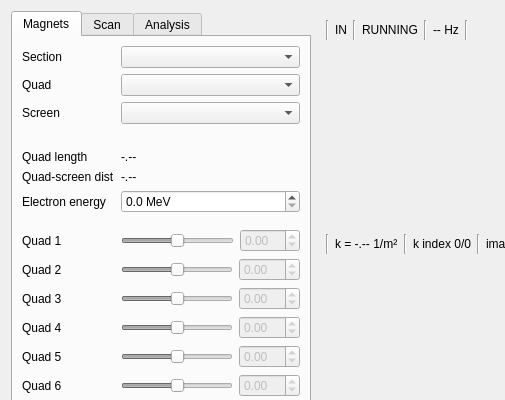
First picture: the form in quadscan_gui_onerow_v2.ui, repository filiplindau/QuadScan, before the edit; both pictures show x 0 to 505 and y 0 to 400 of the 1464 by 565 pixel window.
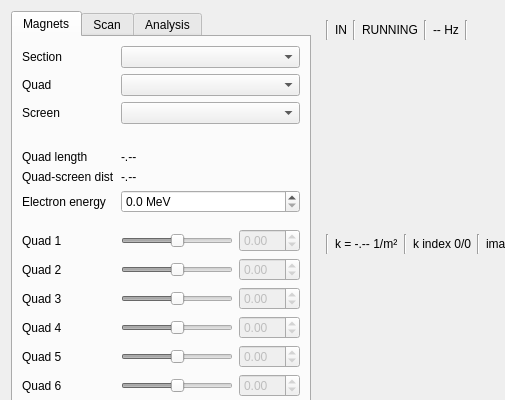
Second picture: the form after the edit. The open tabs and pages were chosen to show the change. Icons and pictures are not drawn. Custom widgets are drawn as their Qt base class.

Commit message: quad1 size

Diff of the .ui file:
```diff
--- a/quadscan_gui_onerow_v2.ui
+++ b/quadscan_gui_onerow_v2.ui
@@ -448,7 +448,7 @@
              </property>
              <property name="maximumSize">
               <size>
-               <width>60</width>
+               <width>16777215</width>
                <height>16777215</height>
               </size>
              </property>
```
Left out of the diff: 2 changed lines with no effect on the pictures.
